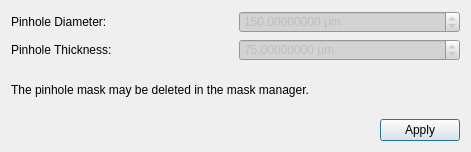
First picture: the form in hexrdgui/resources/ui/pinhole_mask_dialog.ui, repository HEXRD/hexrdgui, before the edit.
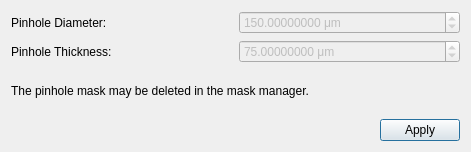
Second picture: the form after the edit. Custom widgets are drawn as their Qt base class.

The edit to the form file:
```diff
--- a/hexrdgui/resources/ui/pinhole_mask_dialog.ui
+++ b/hexrdgui/resources/ui/pinhole_mask_dialog.ui
@@ -50,10 +50,6 @@
      <property name="enabled">
       <bool>false</bool>
      </property>
-     <property name="styleSheet">
-      <string notr="true">QDoubleSpinBox:disabled {background-color: LightGray;}
-      </string>
-     </property>
     </widget>
    </item>
    <item row="1" column="0">
@@ -83,10 +79,6 @@
      <property name="enabled">
       <bool>false</bool>
      </property>
-     <property name="styleSheet">
-      <string notr="true">QDoubleSpinBox:disabled {background-color: LightGray;}
-      </string>
-     </property>
     </widget>
    </item>
    <item row="3" column="0" colspan="2">
```
